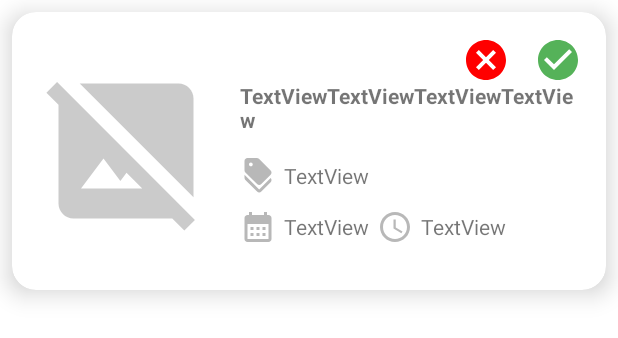
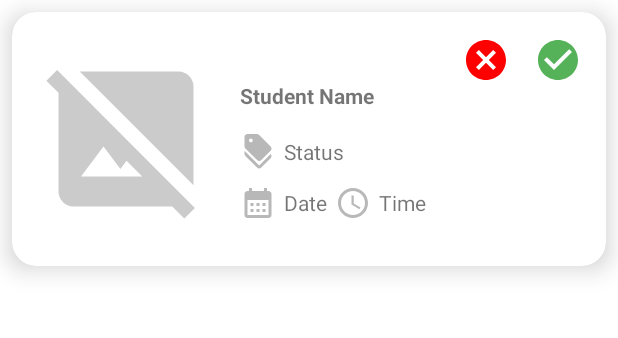
Before and after one commit to LanStructor/LanStructorApp, an Android app: the layout item_appointment.xml on its own in the app's theme, with its tools: preview values and no code run, on a phone screen of 412 x 824 dp. Shown: the top 338 px of the screen. Run offline under Robolectric (Android 15) with nearby library versions, the phone set to English and light mode, and no system bars.

Commit message:
update 4

```diff
--- a/app/src/main/java/com/lanstructor/android/admin/AddGroupActivity.java
+++ b/app/src/main/java/com/lanstructor/android/admin/AddGroupActivity.java
@@ -40,6 +40,7 @@ public class AddGroupActivity extends AppCompatActivity {
         setContentView(R.layout.activity_add_group);
         getSupportActionBar().setTitle("Add Group");
         getSupportActionBar().setDisplayHomeAsUpEnabled(true);
+
         add_group_image = findViewById(R.id.add_group_image);
         EditText name = findViewById(R.id.name);
         EditText bio = findViewById(R.id.bio);
@@ -70,10 +71,13 @@ public class AddGroupActivity extends AppCompatActivity {
                     ProgressDialog progressDialog = new ProgressDialog(AddGroupActivity.this);
                     progressDialog.setMessage("Loading...");
                     progressDialog.show();
+
                     String id = FirebaseDatabase.getInstance().getReference().child("groups").push().getKey();
                     StorageReference storageRef = FirebaseStorage.getInstance().getReference().child("groups").child(id);
+
                     add_group_image.setDrawingCacheEnabled(true);
                     add_group_image.buildDrawingCache();
+
                     Bitmap bitmap = ((BitmapDrawable) add_group_image.getDrawable()).getBitmap();
                     ByteArrayOutputStream baos = new ByteArrayOutputStream();
                     bitmap.compress(Bitmap.CompressFormat.JPEG, 100, baos);
--- a/app/src/main/java/com/lanstructor/android/instructor/AppointmentAdapter.java
+++ b/app/src/main/java/com/lanstructor/android/instructor/AppointmentAdapter.java
@@ -107,7 +107,7 @@ public class AppointmentAdapter extends RecyclerView.Adapter<AppointmentAdapter.
                     @Override
                     public void onComplete(@NonNull Task<Void> task) {
                         if(task.isSuccessful()){
-                            Toast.makeText(context, "Accepted Successfully", Toast.LENGTH_SHORT).show();
+                            Toast.makeText(context, "Rejected Successfully", Toast.LENGTH_SHORT).show();
 
                         }else {
                             Toast.makeText(context, task.getException().getMessage(), Toast.LENGTH_SHORT).show();
--- a/app/src/main/java/com/lanstructor/android/instructor/AppointmentsFragment.java
+++ b/app/src/main/java/com/lanstructor/android/instructor/AppointmentsFragment.java
@@ -31,9 +31,12 @@ public class AppointmentsFragment extends Fragment {
                              Bundle savedInstanceState) {
         // Inflate the layout for this fragment
         View view = inflater.inflate(R.layout.fragment_appointments, container, false);
+
         RecyclerView recyclerView = view.findViewById(R.id.recyclerView);
+
         LinearLayoutManager linearLayoutManager = new LinearLayoutManager(getActivity(),RecyclerView.VERTICAL,false);
         recyclerView.setLayoutManager(linearLayoutManager);
+
         AppointmentAdapter adapter = new AppointmentAdapter(getActivity(),appointments);
         recyclerView.setAdapter(adapter);
 
--- a/app/src/main/res/layout/item_appointment.xml
+++ b/app/src/main/res/layout/item_appointment.xml
@@ -17,11 +17,11 @@
             android:layout_width="120dp"
             android:layout_height="120dp"
             android:layout_marginLeft="16dp"
-android:scaleType="centerCrop"
+            android:scaleType="centerCrop"
             android:layout_centerVertical="true"
             android:layout_marginTop="16dp"
             android:layout_marginBottom="16dp"
-           android:src="@drawable/ic_baseline_hide_image_24" />
+            android:src="@drawable/ic_baseline_hide_image_24" />
 
 
 
@@ -37,7 +37,7 @@ android:scaleType="centerCrop"
                 android:layout_height="wrap_content"
                 android:padding="16dp"
                 android:layout_marginTop="30dp"
-                android:text="TextViewTextViewTextViewTextView"
+                android:text="Student Name"
                 android:textStyle="bold" />
             <TextView
                 android:id="@+id/status"
@@ -47,7 +47,7 @@ android:scaleType="centerCrop"
                 android:drawablePadding="5dp"
                 android:gravity="center_vertical"
                 android:paddingLeft="16dp"
-                android:text="TextView" />
+                android:text="Status" />
 
             <LinearLayout
                 android:layout_width="match_parent"
@@ -63,7 +63,7 @@ android:scaleType="centerCrop"
                     android:drawablePadding="5dp"
                     android:gravity="center_vertical"
                     android:paddingLeft="16dp"
-                    android:text="TextView" />
+                    android:text="Date" />
 
                 <TextView
                     android:id="@+id/time"
@@ -74,7 +74,7 @@ android:scaleType="centerCrop"
                     android:gravity="center_vertical"
                     android:paddingLeft="5dp"
                     android:layout_marginBottom="30dp"
-                    android:text="TextView" />
+                    android:text="Time" />
             </LinearLayout>
 
         </LinearLayout>
--- a/app/src/main/res/layout/item_instructor.xml
+++ b/app/src/main/res/layout/item_instructor.xml
@@ -30,7 +30,7 @@
                 android:layout_width="match_parent"
                 android:layout_height="wrap_content"
                 android:padding="16dp"
-                android:text="TextView"
+                android:text="User Name"
                 android:textStyle="bold" />
 
             <TextView
@@ -41,7 +41,7 @@
                 android:drawablePadding="5dp"
                 android:gravity="center_vertical"
                 android:paddingLeft="16dp"
-                android:text="TextView" />
+                android:text="Language" />
 
             <TextView
                 android:id="@+id/phone"
@@ -52,7 +52,7 @@
                 android:gravity="center_vertical"
                 android:paddingLeft="16dp"
                 android:paddingTop="16dp"
-                android:text="TextView" />
+                android:text="Phone number" />
 
         </LinearLayout>
     </RelativeLayout>
```
Also changed, not shown: app/src/main/java/com/lanstructor/android/admin/HomeAdminActivity.java (+5 -10 lines), app/src/main/java/com/lanstructor/android/admin/InstructorDetailsActivity.java (+8 -6 lines), app/src/main/java/com/lanstructor/android/instructor/AddCourseActivity.java (+13 -10 lines), app/src/main/java/com/lanstructor/android/instructor/CoursesFragment.java (+35 -31 lines), app/src/main/java/com/lanstructor/android/instructor/HomeInstructorActivity.java (+5 -9 lines), app/src/main/res/drawable/student.jpg (added).
